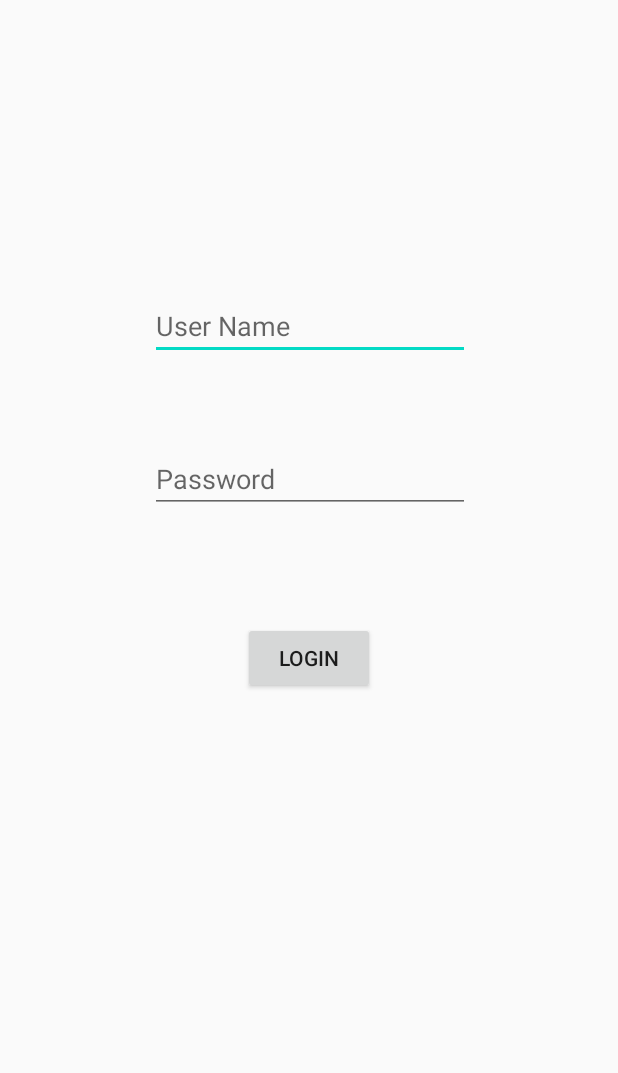
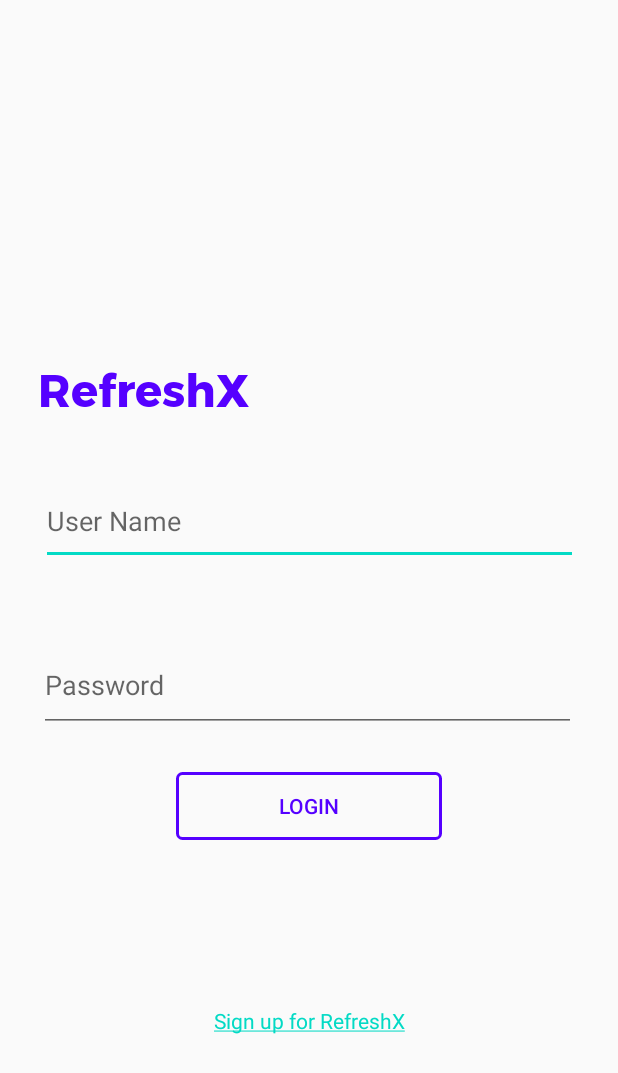
Before and after one commit to Halwahadi/RefreshX, an Android app: the LoginActivity screen opened directly, with no data from a screen before it, on a phone screen of 412 x 824 dp. Shown: the top 1073 px of the screen. Run offline under Robolectric (Android 15) with nearby library versions, the phone set to English and light mode, and no system bars.

Commit message:
updated Login UI

```diff
--- a/app/src/main/java/edu/gsu/refreshx/LoginActivity.java
+++ b/app/src/main/java/edu/gsu/refreshx/LoginActivity.java
@@ -1,8 +1,15 @@
 package edu.gsu.refreshx;
 
 import android.content.Intent;
+
+import androidx.annotation.NonNull;
 import androidx.appcompat.app.AppCompatActivity;
 import android.os.Bundle;
+import android.text.SpannableString;
+import android.text.Spanned;
+import android.text.method.LinkMovementMethod;
+import android.text.style.ClickableSpan;
+import android.text.style.UnderlineSpan;
 import android.view.View;
 import android.widget.Button;
 import android.widget.EditText;
@@ -36,17 +43,34 @@ public class LoginActivity extends AppCompatActivity {
         Login.setOnClickListener(new View.OnClickListener() {
             @Override
             public void onClick(View view) {
-                if(Username.getText().toString() == ""){
+                if (Username.getText().toString() == "") {
                     Toast.makeText(getApplicationContext(), "You must enter username", Toast.LENGTH_LONG).show();
-                }
-                else if(Username.getText().toString() == ""){
+                } else if (Username.getText().toString() == "") {
                     Toast.makeText(getApplicationContext(), "You must enter password", Toast.LENGTH_LONG).show();
-                }
-                else{
+                } else {
                     validate(Username.getText().toString(), Password.getText().toString());
                 }
             }
         });
+
+        //Sign up Span text
+        TextView signupLink = findViewById(R.id.signUpLink);
+        String text = "Sign up for RefreshX";
+
+        SpannableString ss = new SpannableString(text);
+        ClickableSpan clickableSpan = new ClickableSpan() {
+            @Override
+            public void onClick(@NonNull View widget) {
+                Intent i = new Intent(LoginActivity.this, RegisterActivity.class);
+                startActivity(i);
+            }
+        };
+
+        ss.setSpan(clickableSpan, 0, 20, Spanned.SPAN_EXCLUSIVE_EXCLUSIVE);
+
+        signupLink.setText(ss);
+        signupLink.setMovementMethod(LinkMovementMethod.getInstance());
+
     }
 
     private void validate(String userName, String userPassword) {
--- a/app/src/main/res/layout/activity_login.xml
+++ b/app/src/main/res/layout/activity_login.xml
@@ -8,53 +8,75 @@
 
     <EditText
         android:id="@+id/Name"
-        android:layout_width="wrap_content"
-        android:layout_height="wrap_content"
+        android:layout_width="358dp"
+        android:layout_height="58dp"
+        android:layout_marginLeft="8dp"
+        android:layout_marginTop="8dp"
+        android:layout_marginRight="8dp"
         android:layout_marginBottom="8dp"
-        android:layout_marginLeft="8dp"
-        android:layout_marginRight="8dp"
-        android:layout_marginTop="8dp"
         android:ems="10"
         android:hint="User Name"
         android:inputType="textPersonName"
         app:layout_constraintBottom_toBottomOf="parent"
-        app:layout_constraintHorizontal_bias="0.503"
         app:layout_constraintLeft_toLeftOf="parent"
         app:layout_constraintRight_toRightOf="parent"
         app:layout_constraintTop_toTopOf="parent"
-        app:layout_constraintVertical_bias="0.245" />
+        app:layout_constraintVertical_bias="0.414" />
 
     <EditText
         android:id="@+id/Password"
-        android:layout_width="wrap_content"
-        android:layout_height="wrap_content"
-        android:layout_marginBottom="8dp"
+        android:layout_width="358dp"
+        android:layout_height="62dp"
         android:layout_marginLeft="8dp"
         android:layout_marginRight="8dp"
-        android:layout_marginTop="8dp"
+        android:layout_marginBottom="336dp"
         android:ems="10"
         android:hint="Password"
         android:inputType="textPassword"
         app:layout_constraintBottom_toBottomOf="parent"
-        app:layout_constraintHorizontal_bias="0.503"
+        app:layout_constraintHorizontal_bias="0.469"
         app:layout_constraintLeft_toLeftOf="parent"
-        app:layout_constraintRight_toRightOf="parent"
-        app:layout_constraintTop_toBottomOf="@+id/Name"
-        app:layout_constraintVertical_bias="0.093" />
+        app:layout_constraintRight_toRightOf="parent" />
 
     <Button
         android:id="@+id/btnLogin"
+        android:layout_width="177dp"
+        android:layout_height="45dp"
+        android:layout_marginLeft="8dp"
+        android:layout_marginRight="8dp"
+        android:layout_marginBottom="264dp"
+        android:background="@drawable/outlined_button"
+        android:text="Login"
+        android:textColor="@color/lightPurple"
+        app:layout_constraintBottom_toBottomOf="parent"
+        app:layout_constraintLeft_toLeftOf="parent"
+        app:layout_constraintRight_toRightOf="parent" />
+
+    <TextView
+        android:id="@+id/appName"
         android:layout_width="wrap_content"
         android:layout_height="wrap_content"
-        android:layout_marginBottom="8dp"
-        android:layout_marginLeft="8dp"
-        android:layout_marginRight="8dp"
-        android:layout_marginTop="8dp"
-        android:text="Login"
+        android:layout_marginStart="66dp"
+        android:layout_marginTop="236dp"
+        android:layout_marginEnd="287dp"
+        android:fontFamily="@font/montserrat_bold"
+        android:text="RefreshX"
+        android:textColor="@color/lightPurple"
+        android:textSize="30dp"
+        app:layout_constraintEnd_toEndOf="parent"
+        app:layout_constraintStart_toStartOf="parent"
+        app:layout_constraintTop_toTopOf="parent" />
+
+    <TextView
+        android:id="@+id/signUpLink"
+        android:layout_width="wrap_content"
+        android:layout_height="wrap_content"
+        android:layout_marginStart="140dp"
+        android:layout_marginEnd="140dp"
+        android:layout_marginBottom="134dp"
+        android:text="Sign up for RefreshX"
         app:layout_constraintBottom_toBottomOf="parent"
-        app:layout_constraintLeft_toLeftOf="parent"
-        app:layout_constraintRight_toRightOf="parent"
-        app:layout_constraintTop_toBottomOf="@+id/Password"
-        app:layout_constraintVertical_bias="0.154" />
+        app:layout_constraintEnd_toEndOf="parent"
+        app:layout_constraintStart_toStartOf="parent" />
 
-    </androidx.constraintlayout.widget.ConstraintLayout>
+</androidx.constraintlayout.widget.ConstraintLayout>
```
